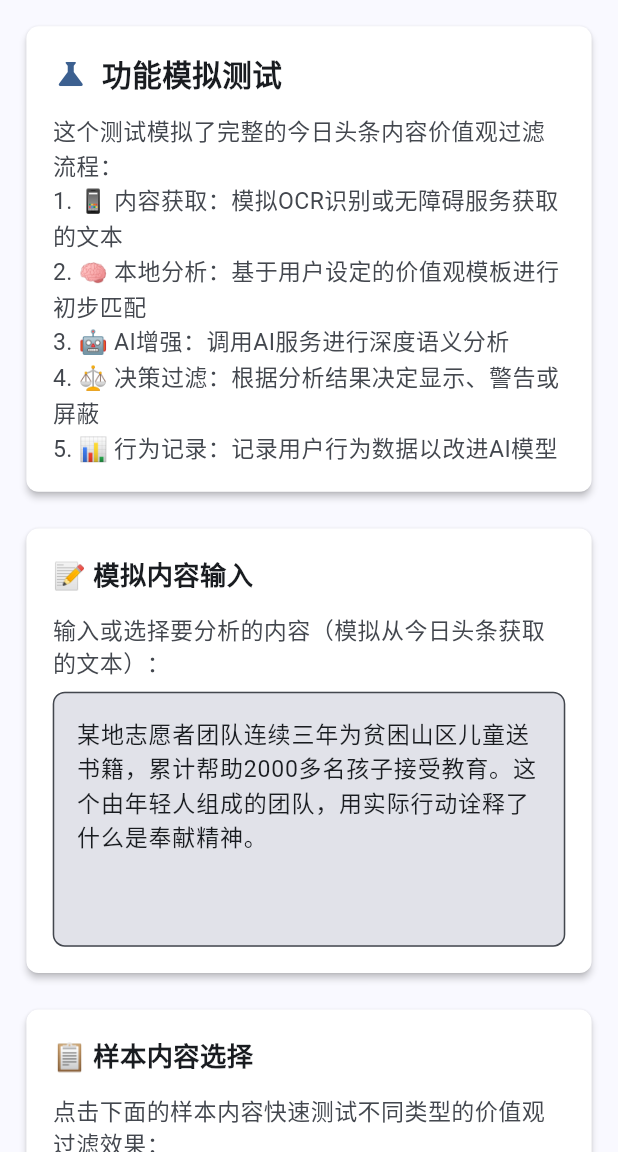
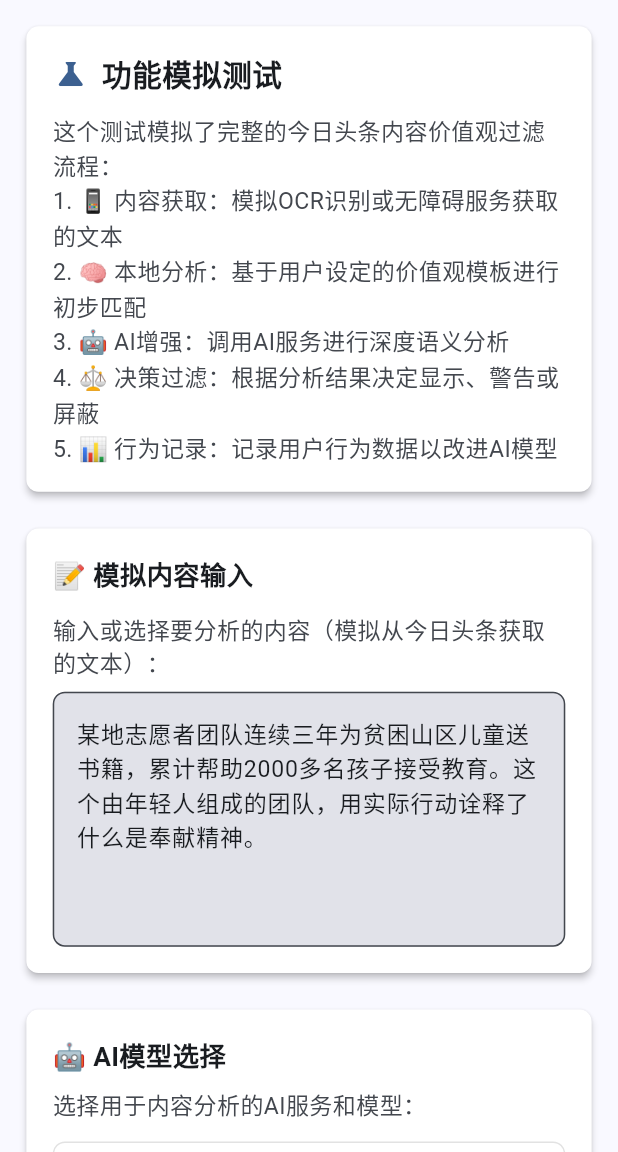
Before and after one commit to axdlee/fucktt, a Flutter app: the FilterSimulationPage screen opened by its route, on a phone screen of 412 x 824 dp, the part 84-1236 px from its top. Run offline on Flutter 3.47's test engine with Material 3 defaults, Android fonts, the phone set to English and light mode, and no system bars; our stand-ins replace dio, flutter_screenutil, go_router, hive, hive_flutter, permission_handler; missing offline and left inert: google_ml_kit; accounts and stored records are empty; Roboto replaces fonts that are missing (PingFang).

Commit message:
feat(ai): 支持AI模型多样化选择与自定义参数传递
- 在过滤模拟页面新增AI模型选择组件，用户可选择AI服务和模型
- 内容分析时传递自定义AI模型参数，实现灵活调用不同模型
- 内容类型显示改为友好中文名称，提升界面可读性
- 内容提供者内增加对自定义AI参数的支持与处理逻辑
- OpenAI兼容服务新增详细请求日志与响应日志，便于调试和排查
- 支持多款新AI模型标识包括SiliconFlow、Anthropic、Google等
- Home页面初始化逻辑调整为延迟执行，避免构建期调用setState
- 统一实现内容类型中文名称转换函数，代码复用性增强

```diff
--- a/lib/pages/filter_simulation_page.dart
+++ b/lib/pages/filter_simulation_page.dart
@@ -8,6 +8,7 @@ import '../providers/values_provider.dart';
 import '../providers/ai_provider.dart';
 import '../models/behavior_model.dart';
 import '../widgets/app_card.dart';
+import '../widgets/ai_model_selector.dart';
 
 /// 价值观过滤模拟测试页面
 /// 用于测试完整的内容分析和过滤流程
@@ -21,6 +22,10 @@ class FilterSimulationPage extends StatefulWidget {
 class _FilterSimulationPageState extends State<FilterSimulationPage> {
   final TextEditingController _contentController = TextEditingController();
   final ScrollController _scrollController = ScrollController();
+
+  // AI模型选择状态
+  String? _selectedProviderId;
+  String? _selectedModelId;
 
   // 模拟的今日头条内容样本
   final List<Map<String, String>> _sampleContents = [
@@ -83,6 +88,10 @@ class _FilterSimulationPageState extends State<FilterSimulationPage> {
 
             // 内容输入区域
             _buildContentInputSection(),
+            SizedBox(height: 24.h),
+
+            // AI模型选择
+            _buildAIModelSelection(),
             SizedBox(height: 24.h),
 
             // 样本内容选择
@@ -624,7 +633,7 @@ class _FilterSimulationPageState extends State<FilterSimulationPage> {
           child: Column(
             crossAxisAlignment: CrossAxisAlignment.start,
             children: [
-              _buildDetailRow('内容类型', result.contentType.name),
+              _buildDetailRow('内容类型', _getContentTypeName(result.contentType)),
               _buildDetailRow('分析时间', result.analyzedAt.toString().substring(0, 19)),
               _buildDetailRow('AI模型', result.aiProviderId.isNotEmpty ? result.aiProviderId : '本地分析'),
               if (result.extractedTopics.isNotEmpty)
@@ -744,13 +753,18 @@ class _FilterSimulationPageState extends State<FilterSimulationPage> {
         ),
       );
 
-      // 执行内容分析
+      // 执行内容分析，使用选定的AI模型
       final result = await contentProvider.analyzeContent(
         content: content,
         contentType: ContentType.article,
         contentId: DateTime.now().millisecondsSinceEpoch.toString(),
         valuesProvider: valuesProvider,
         aiProvider: aiProvider,
+        // 传递选定的AI模型参数
+        customAIParams: {
+          if (_selectedProviderId != null) 'providerId': _selectedProviderId,
+          if (_selectedModelId != null) 'modelId': _selectedModelId,
+        },
       );
 
       if (result != null) {
@@ -787,6 +801,61 @@ class _FilterSimulationPageState extends State<FilterSimulationPage> {
     }
   }
 
+  /// 获取内容类型的友好名称
+  String _getContentTypeName(ContentType type) {
+    switch (type) {
+      case ContentType.article:
+        return '文章';
+      case ContentType.comment:
+        return '评论';
+      case ContentType.video:
+        return '视频';
+      case ContentType.image:
+        return '图片';
+      case ContentType.author:
+        return '作者信息';
+      case ContentType.advertisement:
+        return '广告';
+    }
+  }
+
+  /// 构建AI模型选择区域
+  Widget _buildAIModelSelection() {
+    return AppCard(
+      child: Column(
+        crossAxisAlignment: CrossAxisAlignment.start,
+        children: [
+          Text(
+            '🤖 AI模型选择',
+            style: TextStyle(
+              fontSize: 16.sp,
+              fontWeight: FontWeight.bold,
+            ),
+          ),
+          SizedBox(height: 8.h),
+          Text(
+            '选择用于内容分析的AI服务和模型：',
+            style: TextStyle(
+              fontSize: 14.sp,
+              color: Theme.of(context).colorScheme.onSurfaceVariant,
+            ),
+          ),
+          SizedBox(height: 12.h),
+          AIModelSelector(
+            selectedProviderId: _selectedProviderId,
+            selectedModelId: _selectedModelId,
+            onModelChanged: (providerId, modelId) {
+              setState(() {
+                _selectedProviderId = providerId;
+                _selectedModelId = modelId;
+              });
+            },
+          ),
+        ],
+      ),
+    );
+  }
+
   String _getActionText(FilterAction action) {
     switch (action) {
       case FilterAction.allow:
--- /dev/null
+++ b/lib/widgets/ai_model_selector.dart
@@ -0,0 +1,355 @@
+import 'package:flutter/material.dart';
+import 'package:provider/provider.dart';
+import 'package:flutter_screenutil/flutter_screenutil.dart';
+
+import '../models/ai_provider_model.dart';
+import '../providers/ai_provider.dart';
+import '../constants/app_constants.dart';
+
+/// AI模型选择器组件
+class AIModelSelector extends StatefulWidget {
+  final String? selectedProviderId;
+  final String? selectedModelId;
+  final Function(String? providerId, String? modelId)? onModelChanged;
+  final bool enabled;
+
+  const AIModelSelector({
+    super.key,
+    this.selectedProviderId,
+    this.selectedModelId,
+    this.onModelChanged,
+    this.enabled = true,
+  });
+
+  @override
+  State<AIModelSelector> createState() => _AIModelSelectorState();
+}
+
+class _AIModelSelectorState extends State<AIModelSelector> {
+  String? _selectedProviderId;
+  String? _selectedModelId;
+
+  @override
+  void initState() {
+    super.initState();
+    _selectedProviderId = widget.selectedProviderId;
+    _selectedModelId = widget.selectedModelId;
+  }
+
+  @override
+  void didUpdateWidget(AIModelSelector oldWidget) {
+    super.didUpdateWidget(oldWidget);
+    if (widget.selectedProviderId != oldWidget.selectedProviderId) {
+      _selectedProviderId = widget.selectedProviderId;
+    }
+    if (widget.selectedModelId != oldWidget.selectedModelId) {
+      _selectedModelId = widget.selectedModelId;
+    }
+  }
+
+  @override
+  Widget build(BuildContext context) {
+    return Consumer<AIProvider>(
+      builder: (context, aiProvider, child) {
+        final healthyProviders = aiProvider.healthyProviders;
+
+        if (healthyProviders.isEmpty) {
+          return Container(
+            padding: EdgeInsets.all(12.w),
+            decoration: BoxDecoration(
+              color: AppConstants.errorColor.withOpacity(0.1),
+              borderRadius: BorderRadius.circular(8.r),
+              border: Border.all(color: AppConstants.errorColor.withOpacity(0.3)),
+            ),
+            child: Row(
+              children: [
+                Icon(
+                  Icons.warning_outlined,
+                  color: AppConstants.errorColor,
+                  size: 20.sp,
+                ),
+                SizedBox(width: 8.w),
+                Expanded(
+                  child: Text(
+                    '暂无可用的AI服务',
+                    style: TextStyle(
+                      fontSize: 14.sp,
+                      color: AppConstants.errorColor,
+                    ),
+                  ),
+                ),
+              ],
+            ),
+          );
+        }
+
+        // 如果没有选中的提供商，默认选择第一个
+        if (_selectedProviderId == null ||
+            !healthyProviders.any((p) => p.id == _selectedProviderId)) {
+          _selectedProviderId = healthyProviders.first.id;
+        }
+
+        final selectedProvider = healthyProviders
+            .where((p) => p.id == _selectedProviderId)
+            .firstOrNull;
+
+        return Column(
+          crossAxisAlignment: CrossAxisAlignment.start,
+          children: [
+            // AI服务提供商选择
+            Container(
+              decoration: BoxDecoration(
+                color: Colors.white,
+                borderRadius: BorderRadius.circular(8.r),
+                border: Border.all(color: Colors.grey.withOpacity(0.3)),
+              ),
+              child: DropdownButtonHideUnderline(
+                child: DropdownButton<String>(
+                  value: _selectedProviderId,
+                  isExpanded: true,
+                  padding: EdgeInsets.symmetric(horizontal: 12.w, vertical: 8.h),
+                  hint: Text(
+                    '选择AI服务',
+                    style: TextStyle(
+                      fontSize: 14.sp,
+                      color: AppConstants.textSecondaryColor,
+                    ),
+                  ),
+                  items: healthyProviders.map((provider) {
+                    return DropdownMenuItem<String>(
+                      value: provider.id,
+                      child: Row(
+                        children: [
+                          Container(
+                            width: 8.w,
+                            height: 8.w,
+                            decoration: BoxDecoration(
+                              color: AppConstants.successColor,
+                              shape: BoxShape.circle,
+                            ),
+                          ),
+                          SizedBox(width: 8.w),
+                          Expanded(
+                            child: Text(
+                              provider.displayName,
+                              style: TextStyle(fontSize: 14.sp),
+                            ),
+                          ),
+                        ],
+                      ),
+                    );
+                  }).toList(),
+                  onChanged: widget.enabled ? (value) {
+                    setState(() {
+                      _selectedProviderId = value;
+                      _selectedModelId = null; // 重置模型选择
+                    });
+                    _notifyChange();
+                  } : null,
+                ),
+              ),
+            ),
+
+            SizedBox(height: 12.h),
+
+            // AI模型选择
+            if (selectedProvider != null) ...[
+              Container(
+                decoration: BoxDecoration(
+                  color: Colors.white,
+                  borderRadius: BorderRadius.circular(8.r),
+                  border: Border.all(color: Colors.grey.withOpacity(0.3)),
+                ),
+                child: DropdownButtonHideUnderline(
+                  child: DropdownButton<String>(
+                    value: _getValidModelId(selectedProvider),
+                    isExpanded: true,
+                    padding: EdgeInsets.symmetric(horizontal: 12.w, vertical: 8.h),
+                    hint: Text(
+                      '选择AI模型',
+                      style: TextStyle(
+                        fontSize: 14.sp,
+                        color: AppConstants.textSecondaryColor,
+                      ),
+                    ),
+                    items: _buildModelItems(selectedProvider),
+                    onChanged: widget.enabled ? (value) {
+                      setState(() {
+                        _selectedModelId = value;
+                      });
+                      _notifyChange();
+                    } : null,
+                  ),
+                ),
+              ),
+
+              SizedBox(height: 8.h),
+
+              // 模型信息显示
+              if (_selectedModelId != null) ...[
+                Container(
+                  padding: EdgeInsets.all(8.w),
+                  decoration: BoxDecoration(
+                    color: AppConstants.primaryColor.withOpacity(0.05),
+                    borderRadius: BorderRadius.circular(6.r),
+                  ),
+                  child: Row(
+                    children: [
+                      Icon(
+                        Icons.info_outline,
+                        color: AppConstants.primaryColor,
+                        size: 16.sp,
+                      ),
+                      SizedBox(width: 6.w),
+                      Expanded(
+                        child: Text(
+                          '当前选择: $_selectedModelId',
+                          style: TextStyle(
+                            fontSize: 12.sp,
+                            color: AppConstants.primaryColor,
+                          ),
+                        ),
+                      ),
+                    ],
+                  ),
+                ),
+              ],
+            ],
+          ],
+        );
+      },
+    );
+  }
+
+  /// 获取有效的模型ID
+  String? _getValidModelId(AIProviderModel provider) {
+    if (_selectedModelId != null &&
+        provider.supportedModels.any((m) => m.modelId == _selectedModelId)) {
+      return _selectedModelId;
+    }
+
+    // 如果当前选择的模型无效，选择第一个可用模型
+    if (provider.supportedModels.isNotEmpty) {
+      _selectedModelId = provider.supportedModels.first.modelId;
+      return _selectedModelId;
+    }
+
+    return null;
+  }
+
+  /// 构建模型选择项
+  List<DropdownMenuItem<String>> _buildModelItems(AIProviderModel provider) {
+    if (provider.supportedModels.isEmpty) {
+      // 如果没有预定义模型，使用默认模型
+      final defaultModels = _getDefaultModelsForProvider(provider);
+      return defaultModels.map((model) {
+        return DropdownMenuItem<String>(
+          value: model['id'],
+          child: Column(
+            crossAxisAlignment: CrossAxisAlignment.start,
+            mainAxisSize: MainAxisSize.min,
+            children: [
+              Text(
+                model['name']!,
+                style: TextStyle(
+                  fontSize: 14.sp,
+                  fontWeight: FontWeight.w500,
+                ),
+              ),
+              if (model['description'] != null)
+                Text(
+                  model['description']!,
+                  style: TextStyle(
+                    fontSize: 12.sp,
+                    color: AppConstants.textSecondaryColor,
+                  ),
+                ),
+            ],
+          ),
+        );
+      }).toList();
+    }
+
+    return provider.supportedModels.map((model) {
+      return DropdownMenuItem<String>(
+        value: model.modelId,
+        child: Column(
+          crossAxisAlignment: CrossAxisAlignment.start,
+          mainAxisSize: MainAxisSize.min,
+          children: [
+            Text(
+              model.displayName.isNotEmpty ? model.displayName : model.modelId,
+              style: TextStyle(
+                fontSize: 14.sp,
+                fontWeight: FontWeight.w500,
+              ),
+            ),
+            if (model.description != null && model.description!.isNotEmpty)
+              Text(
+                model.description!,
+                style: TextStyle(
+                  fontSize: 12.sp,
+                  color: AppConstants.textSecondaryColor,
+                ),
+              ),
+          ],
+        ),
+      );
+    }).toList();
+  }
+
+  /// 获取服务商的默认模型列表
+  List<Map<String, String?>> _getDefaultModelsForProvider(AIProviderModel provider) {
+    if (provider.baseUrl.contains('siliconflow')) {
+      return [
+        {
+          'id': 'deepseek-ai/DeepSeek-V2.5',
+          'name': 'DeepSeek-V2.5',
+          'description': '深度求索最新模型，综合能力强',
+        },
+        {
+          'id': 'Qwen/Qwen2.5-7B-Instruct',
+          'name': 'Qwen2.5-7B',
+          'description': '阿里通义千问，高效实用',
+        },
+        {
+          'id': 'meta-llama/Meta-Llama-3.1-8B-Instruct',
+          'name': 'Llama-3.1-8B',
+          'description': 'Meta开源模型，性能均衡',
+        },
+      ];
+    } else if (provider.name.toLowerCase().contains('openai')) {
+      return [
+        {
+          'id': 'gpt-3.5-turbo',
+          'name': 'GPT-3.5 Turbo',
+          'description': 'OpenAI经典模型，速度快',
+        },
+        {
+          'id': 'gpt-4',
+          'name': 'GPT-4',
+          'description': 'OpenAI最强模型，能力最佳',
+        },
+      ];
+    } else {
+      return [
+        {
+          'id': 'default',
+          'name': '默认模型',
+          'description': '系统默认AI模型',
+        },
+      ];
+    }
+  }
+
+  /// 通知变化
+  void _notifyChange() {
+    if (widget.onModelChanged != null) {
+      widget.onModelChanged!(_selectedProviderId, _selectedModelId);
+    }
+  }
+}
+
+extension on List<AIProviderModel> {
+  AIProviderModel? get firstOrNull => isEmpty ? null : first;
+}
```
Also changed, not shown: lib/pages/home_page.dart (+7 -0 lines), lib/providers/content_provider.dart (+33 -3 lines), lib/services/openai_compatible_service.dart (+20 -1 lines).
